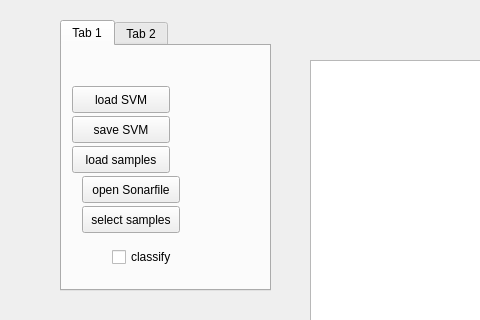
iti-luebeck/HANSE2011, file SLTraining/mainwindow.ui: the form before one commit; both pictures show x 0 to 480 and y 0 to 320 of the 1068 by 450 pixel window.
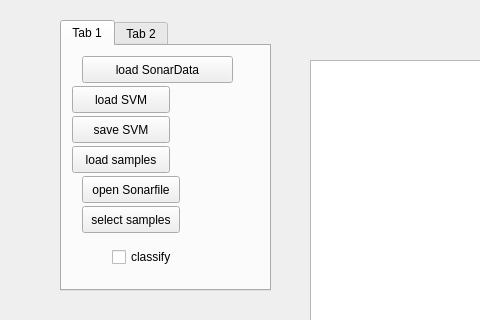
The form after the commit. Custom widgets are drawn as their Qt base class.

```diff
--- a/SLTraining/mainwindow.ui
+++ b/SLTraining/mainwindow.ui
@@ -108,6 +108,19 @@
        <string>classify</string>
       </property>
      </widget>
+     <widget class="QPushButton" name="loadSonarFile">
+      <property name="geometry">
+       <rect>
+        <x>20</x>
+        <y>10</y>
+        <width>151</width>
+        <height>27</height>
+       </rect>
+      </property>
+      <property name="text">
+       <string>load SonarData</string>
+      </property>
+     </widget>
     </widget>
     <widget class="QWidget" name="tab_2">
      <attribute name="title">
```
Left out of the diff: 2 changed lines with no effect on the pictures.
